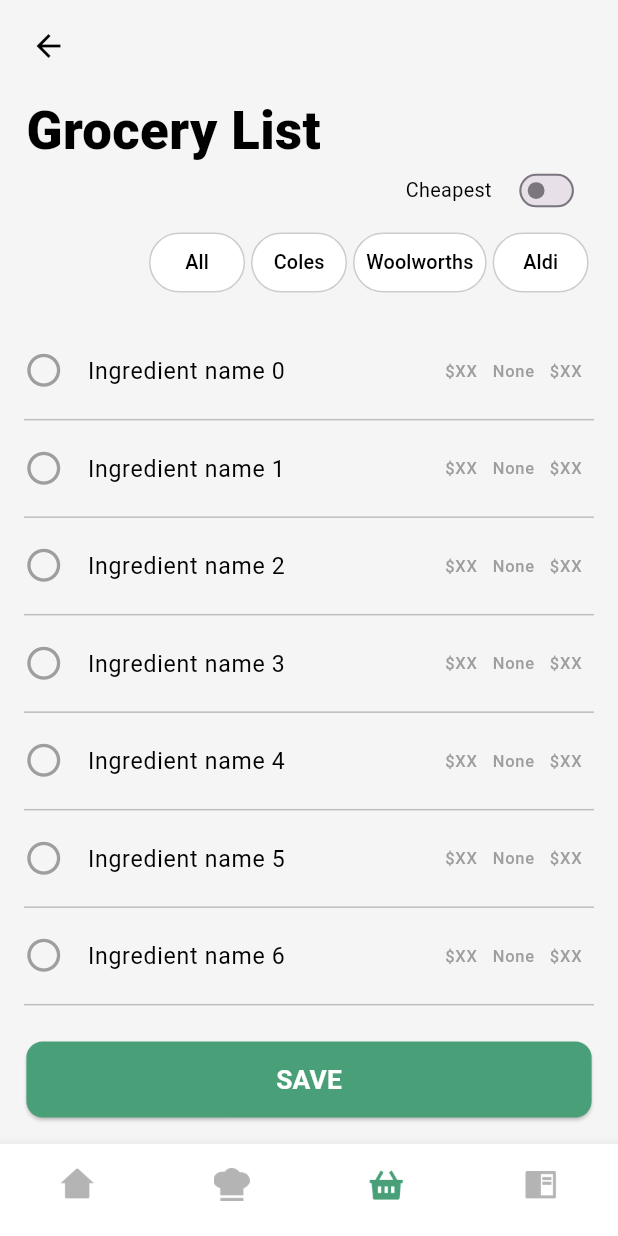
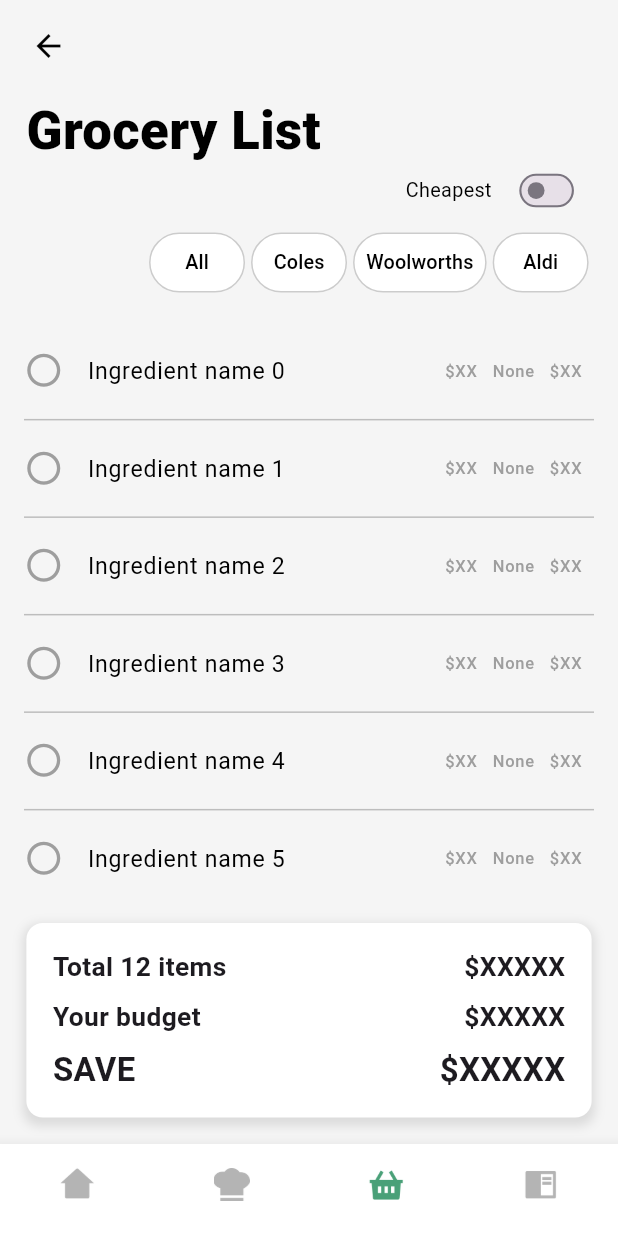
Before and after one commit to aadityayadav17/binarybandits, a Flutter app: the screen it shows once a user with an empty profile is signed in, item 3 of the bottom bar chosen, on a phone screen of 412 x 824 dp. Run offline on Flutter 3.47's test engine with Material 3 defaults, Android fonts, the phone set to English and light mode, and no system bars; our stand-ins replace country_code_picker, dropdown_button2, firebase_auth, firebase_core, firebase_database, google_fonts and 1 more; accounts and stored records are empty.

Commit message:
Grocery List (7/n) - Info Flags

```diff
--- a/lib/screens/grocery_list_screen/grocery_list_screen.dart
+++ b/lib/screens/grocery_list_screen/grocery_list_screen.dart
@@ -140,31 +140,7 @@ class _GroceryListScreenState extends State<GroceryListScreen> {
           Expanded(
             child: _buildGroceryList(),
           ),
-          Padding(
-            padding: EdgeInsets.all(proportionalWidth(context, 16)),
-            child: ElevatedButton(
-              onPressed: () {
-                // Add your action
-              },
-              style: ElevatedButton.styleFrom(
-                backgroundColor: const Color.fromRGBO(73, 160, 120, 1),
-                minimumSize:
-                    Size(double.infinity, proportionalHeight(context, 50)),
-                shape: RoundedRectangleBorder(
-                  borderRadius:
-                      BorderRadius.circular(proportionalWidth(context, 10)),
-                ),
-              ),
-              child: Text(
-                'SAVE',
-                style: GoogleFonts.robotoFlex(
-                  color: Colors.white,
-                  fontSize: proportionalFontSize(context, 16),
-                  fontWeight: FontWeight.w600,
-                ),
-              ),
-            ),
-          ),
+          buildInfoBox(context),
         ],
       ),
       bottomNavigationBar: _buildBottomNavigationBar(context),
@@ -290,6 +266,96 @@ class _GroceryListScreenState extends State<GroceryListScreen> {
     );
   }
 
+  // Method for the rounded rectangle information box
+  Widget buildInfoBox(BuildContext context) {
+    return Padding(
+      padding: EdgeInsets.all(proportionalWidth(context, 16)),
+      child: Container(
+        padding: EdgeInsets.symmetric(
+          vertical: proportionalHeight(context, 16),
+          horizontal: proportionalWidth(context, 16),
+        ),
+        decoration: BoxDecoration(
+          color: Colors.white, // Background color of the rectangle
+          borderRadius: BorderRadius.circular(
+              proportionalWidth(context, 10)), // Rounded corners
+          boxShadow: [
+            BoxShadow(
+              color: Colors.grey.withOpacity(0.3), // Subtle shadow
+              spreadRadius: 2,
+              blurRadius: 5,
+              offset: Offset(0, 3), // Offset for the shadow
+            ),
+          ],
+        ),
+        child: Column(
+          crossAxisAlignment: CrossAxisAlignment.start,
+          children: [
+            Row(
+              mainAxisAlignment: MainAxisAlignment.spaceBetween,
+              children: [
+                Text(
+                  'Total 12 items', // Replace with dynamic count if needed
+                  style: GoogleFonts.robotoFlex(
+                    fontSize: proportionalFontSize(context, 16),
+                    fontWeight: FontWeight.w600,
+                  ),
+                ),
+                Text(
+                  '\$XXXXX', // Placeholder for total
+                  style: GoogleFonts.robotoFlex(
+                    fontSize: proportionalFontSize(context, 16),
+                    fontWeight: FontWeight.w600,
+                  ),
+                ),
+              ],
+            ),
+            SizedBox(height: proportionalHeight(context, 8)),
+            Row(
+              mainAxisAlignment: MainAxisAlignment.spaceBetween,
+              children: [
+                Text(
+                  'Your budget', // Budget label
+                  style: GoogleFonts.robotoFlex(
+                    fontSize: proportionalFontSize(context, 16),
+                    fontWeight: FontWeight.w600,
+                  ),
+                ),
+                Text(
+                  '\$XXXXX', // Placeholder for the budget
+                  style: GoogleFonts.robotoFlex(
+                    fontSize: proportionalFontSize(context, 16),
+                    fontWeight: FontWeight.w600,
+                  ),
+                ),
+              ],
+            ),
+            SizedBox(height: proportionalHeight(context, 8)),
+            Row(
+              mainAxisAlignment: MainAxisAlignment.spaceBetween,
+              children: [
+                Text(
+                  'SAVE', // Action label
+                  style: GoogleFonts.robotoFlex(
+                    fontSize: proportionalFontSize(context, 20),
+                    fontWeight: FontWeight.bold,
+                  ),
+                ),
+                Text(
+                  '\$XXXXX', // Placeholder for amount to be saved
+                  style: GoogleFonts.robotoFlex(
+                    fontSize: proportionalFontSize(context, 20),
+                    fontWeight: FontWeight.bold,
+                  ),
+                ),
+              ],
+            ),
+          ],
+        ),
+      ),
+    );
+  }
+
   Widget _buildBottomNavigationBar(BuildContext context) {
     return BottomNavigationBar(
       backgroundColor: Colors.white,
```
